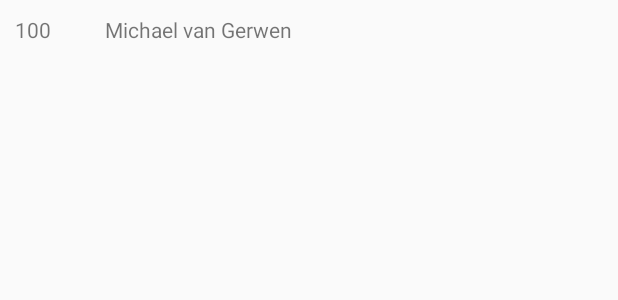
After one commit to Roshanmahes/DartsWorld, an Android app: the layout adapter_view_ranking.xml on its own in the app's theme, with its tools: preview values and no code run, on a phone screen of 412 x 824 dp. The commit adds this screen. Shown: the top 300 px of the screen. Run offline under Robolectric (Android 15) with nearby library versions, the light colour scheme and no system bars.

Commit message:
je kan nu spelers op basis van huun ranking zien.

```diff
--- a/DartsWorld/app/src/main/java/mprog/nl/a10973710/dartsworld/PlayersActivity.java
+++ b/DartsWorld/app/src/main/java/mprog/nl/a10973710/dartsworld/PlayersActivity.java
@@ -67,7 +67,7 @@ public class PlayersActivity extends AppCompatActivity
 
         DatabaseReference playersDatabase = FirebaseDatabase.getInstance().getReference().child("players");
 
-        playersDatabase.orderByChild("currPos").addListenerForSingleValueEvent(new ValueEventListener() {
+        playersDatabase.addListenerForSingleValueEvent(new ValueEventListener() {
             @Override
             public void onDataChange(DataSnapshot dataSnapshot) {
                 try {
--- a/DartsWorld/app/src/main/res/layout/activity_ranking.xml
+++ b/DartsWorld/app/src/main/res/layout/activity_ranking.xml
@@ -9,7 +9,7 @@
     tools:openDrawer="start">
 
     <include
-        layout="@layout/app_bar_players"
+        layout="@layout/app_bar_ranking"
         android:layout_width="match_parent"
         android:layout_height="match_parent" />
 
--- a/DartsWorld/app/src/main/res/layout/adapter_view_player.xml
+++ b/DartsWorld/app/src/main/res/layout/adapter_view_player.xml
@@ -12,7 +12,7 @@
         android:id="@+id/player_property_id"
         android:textStyle="bold"
         android:layout_width="match_parent"
-        android:layout_height="30dp"
+        android:layout_height="wrap_content"
         android:layout_weight="50"/>
 
     <TextView
@@ -21,5 +21,4 @@
         android:layout_width="match_parent"
         android:layout_weight="50"/>
 
-
 </LinearLayout>
--- /dev/null
+++ b/DartsWorld/app/src/main/res/layout/adapter_view_ranking.xml
@@ -0,0 +1,31 @@
+<?xml version="1.0" encoding="utf-8"?>
+<RelativeLayout xmlns:android="http://schemas.android.com/apk/res/android"
+    android:orientation="horizontal" android:layout_width="match_parent"
+    android:layout_height="match_parent"
+    android:weightSum="100"
+    android:paddingTop="10dp"
+    android:paddingBottom="10dp"
+    android:paddingLeft="10dp"
+    android:paddingRight="10dp">
+
+    <TextView
+        android:id="@+id/position"
+        android:layout_width="30dp"
+        android:layout_height="wrap_content"
+        android:text="100" />
+
+    <ImageView
+        android:layout_toRightOf="@id/position"
+        android:id="@+id/diffImg"
+        android:layout_width="20dp"
+        android:layout_height="20dp" />
+
+    <TextView
+        android:id="@+id/name"
+        android:paddingLeft="10dp"
+        android:layout_toRightOf="@id/diffImg"
+        android:layout_width="match_parent"
+        android:layout_height="wrap_content"
+        android:text="Michael van Gerwen" />
+
+</RelativeLayout>
--- a/DartsWorld/app/src/main/res/layout/content_ranking.xml
+++ b/DartsWorld/app/src/main/res/layout/content_ranking.xml
@@ -19,7 +19,7 @@
 
     <ListView
         android:layout_below="@id/position"
-        android:id="@+id/rankingListView"
+        android:id="@+id/rankingList"
         android:layout_width="match_parent"
         android:layout_height="match_parent">
     </ListView>
```
Also changed, not shown: DartsWorld/app/src/main/java/mprog/nl/a10973710/dartsworld/Player.java (+16 -0 lines), DartsWorld/app/src/main/java/mprog/nl/a10973710/dartsworld/RankingActivity.java (+67 -0 lines), DartsWorld/app/src/main/java/mprog/nl/a10973710/dartsworld/RankingListAdapter.java (added, +53 -0 lines), DartsWorld/app/src/main/res/layout/app_bar_ranking.xml (+0 -8 lines), DartsWorld/app/src/main/res/drawable/ic_rise.png (added).
